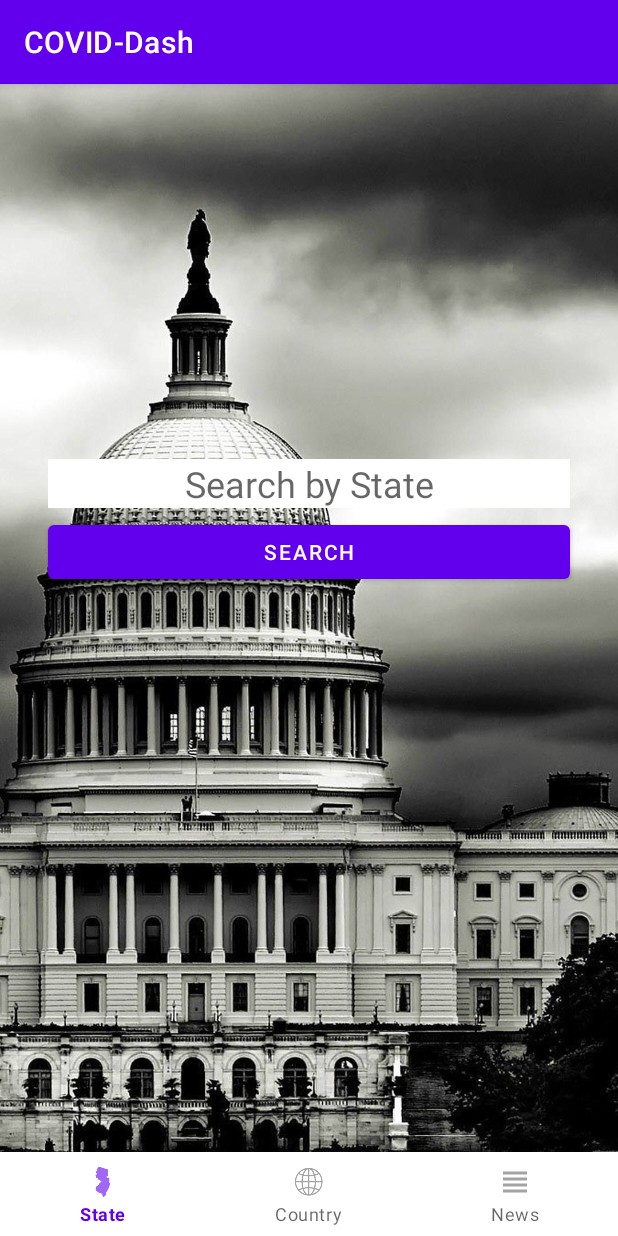
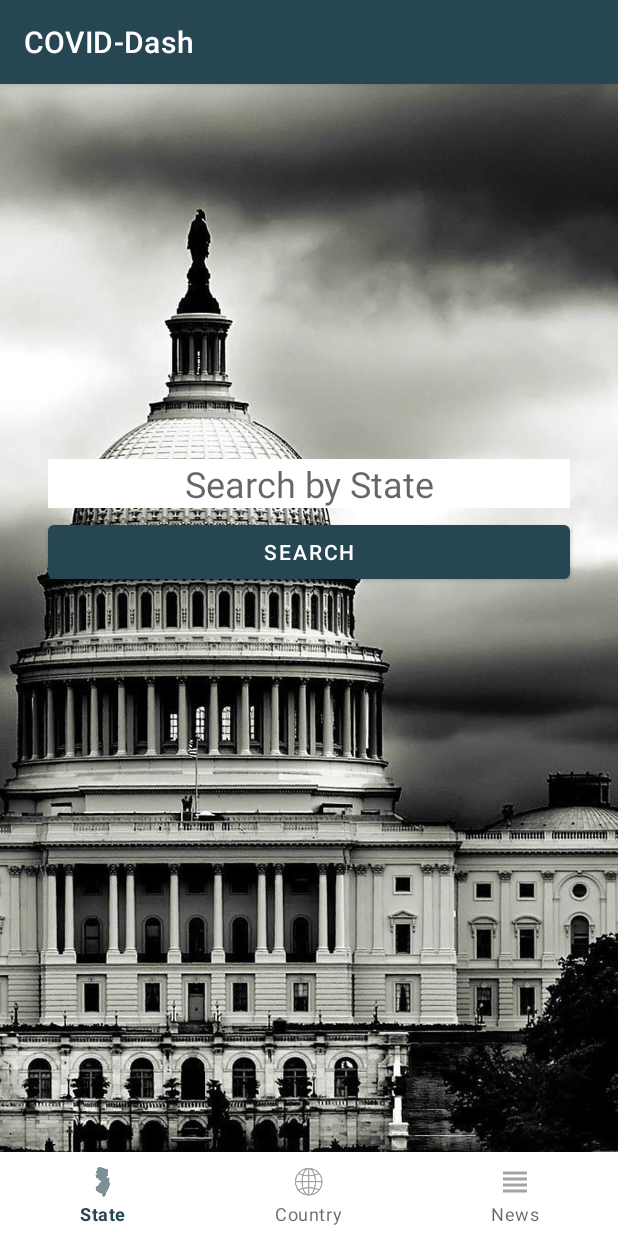
Before and after one commit to CodepathCS288/COVID19Dashboard, an Android app: the screen it shows after launch (MainActivity), on a phone screen of 412 x 824 dp. Run offline under Robolectric (Android 15) with nearby library versions, the phone set to English and light mode, and no system bars; our stand-ins replace Volley; libraries missing offline, so code that uses them is left out: org.parceler.

Commit message:
Made changes to the theme colors

```diff
--- a/app/build.gradle
+++ b/app/build.gradle
@@ -41,7 +41,7 @@ dependencies {
     androidTestImplementation 'androidx.test.ext:junit:1.1.2'
     androidTestImplementation 'androidx.test.espresso:espresso-core:3.3.0'
     implementation 'com.android.volley:volley:1.2.0'
+    annotationProcessor 'org.parceler:parceler:1.1.12'
     implementation 'org.parceler:parceler-api:1.1.12'
-    annotationProcessor 'org.parceler:parceler:1.1.12'
 
 }
--- a/app/src/main/res/values/colors.xml
+++ b/app/src/main/res/values/colors.xml
@@ -1,8 +1,8 @@
 <?xml version="1.0" encoding="utf-8"?>
 <resources>
     <color name="purple_200">#FFBB86FC</color>
-    <color name="purple_500">#FF6200EE</color>
-    <color name="purple_700">#FF3700B3</color>
+    <color name="purple_500">#FF264653</color>
+    <color name="purple_700">#FF2A9D8F</color>
     <color name="teal_200">#FF03DAC5</color>
     <color name="teal_700">#FF018786</color>
     <color name="black">#FF000000</color>
```
